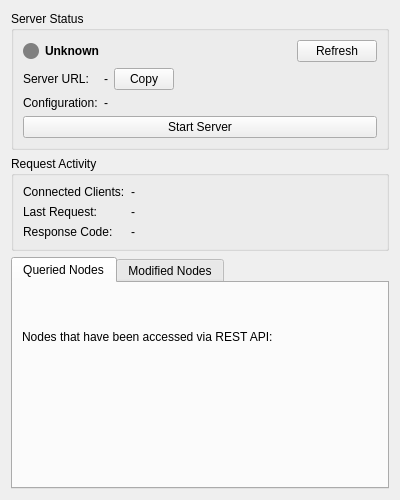
The window that Plugins/org.mitk.gui.qt.restapi/src/internal/QmitkRestApiViewControls.ui (MITK/MITK) describes before a commit, drawn with Qt 5.
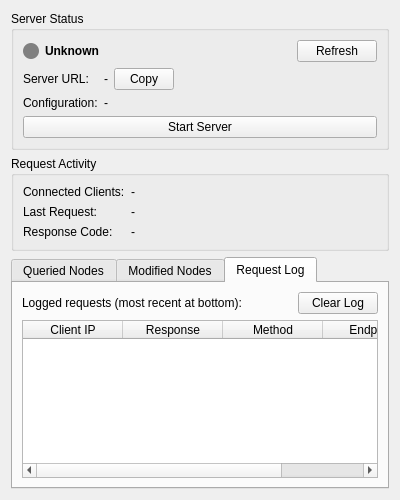
The same window after the commit. The open tabs and pages were chosen to show the change. Custom widgets are drawn as their Qt base class.

Commit message: Added request log support to plugin (view and preference page)

```diff
--- a/Plugins/org.mitk.gui.qt.restapi/src/internal/QmitkRestApiViewControls.ui
+++ b/Plugins/org.mitk.gui.qt.restapi/src/internal/QmitkRestApiViewControls.ui
@@ -259,6 +259,83 @@
        </item>
       </layout>
      </widget>
+     <widget class="QWidget" name="requestLogTab">
+      <attribute name="title">
+       <string>Request Log</string>
+      </attribute>
+      <layout class="QVBoxLayout" name="requestLogTabLayout">
+       <item>
+        <layout class="QHBoxLayout" name="requestLogHeaderLayout">
+         <item>
+          <widget class="QLabel" name="requestLogInfoLabel">
+           <property name="text">
+            <string>Logged requests (most recent at bottom):</string>
+           </property>
+          </widget>
+         </item>
+         <item>
+          <spacer name="requestLogSpacer">
+           <property name="orientation">
+            <enum>Qt::Horizontal</enum>
+           </property>
+           <property name="sizeHint" stdset="0">
+            <size>
+             <width>40</width>
+             <height>20</height>
+            </size>
+           </property>
+          </spacer>
+         </item>
+         <item>
+          <widget class="QPushButton" name="m_ClearLogButton">
+           <property name="text">
+            <string>Clear Log</string>
+           </property>
+           <property name="toolTip">
+            <string>Clear all logged requests</string>
+           </property>
+          </widget>
+         </item>
+        </layout>
+       </item>
+       <item>
+        <widget class="QTableWidget" name="m_RequestLogTable">
+         <property name="editTriggers">
+          <set>QAbstractItemView::NoEditTriggers</set>
+         </property>
+         <property name="selectionMode">
+          <enum>QAbstractItemView::SingleSelection</enum>
+         </property>
+         <property name="selectionBehavior">
+          <enum>QAbstractItemView::SelectRows</enum>
+         </property>
+         <property name="sortingEnabled">
+          <bool>false</bool>
+         </property>
+         <column>
+          <property name="text">
+           <string>Client IP</string>
+          </property>
+         </column>
+         <column>
+          <property name="text">
+           <string>Response</string>
+          </property>
+         </column>
+         <column>
+          <property name="text">
+           <string>Method</string>
+          </property>
+         </column>
+         <column>
+          <property name="text">
+           <string>Endpoint</string>
+          </property>
+         </column>
+        </widget>
+       </item>
+      </layout>
+     </widget>
     </widget>
    </item>
   </layout>
```
The commit also changes 4 other files.
